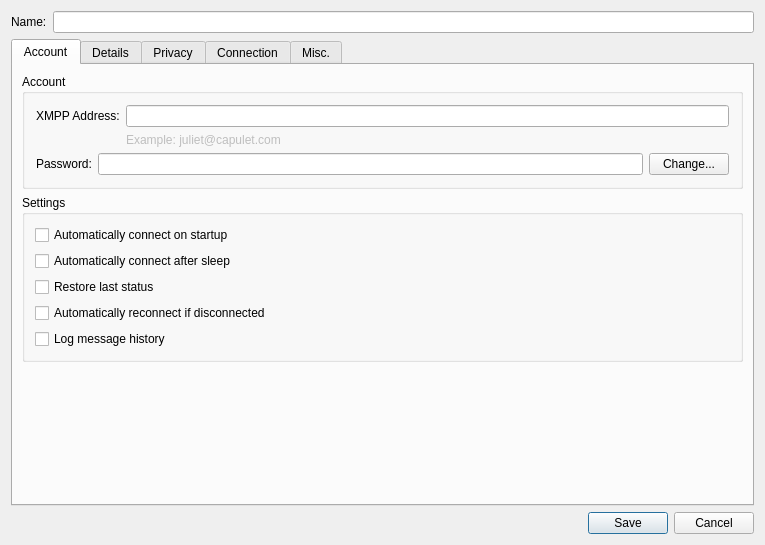
This is src/accountmodify.ui in psi-im/psi as Qt 5 draws it before an edit. The edited form follows.
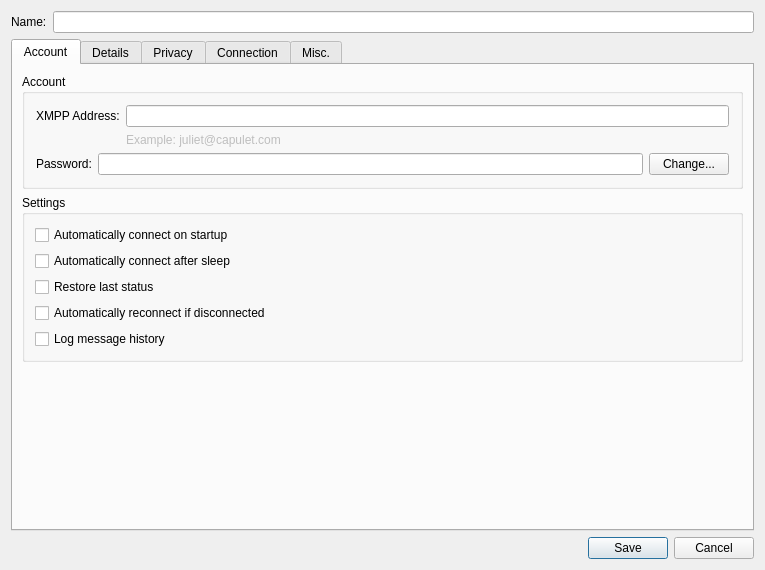
This is the edited form. The open tabs and pages were chosen to show the change. Custom widgets are drawn as their Qt base class.

Commit message:
Set first tab in Account Properties Dialog as default
+ Simplify work of translators

```diff
--- a/src/accountmodify.ui
+++ b/src/accountmodify.ui
@@ -7,7 +7,7 @@
     <x>0</x>
     <y>0</y>
     <width>765</width>
-    <height>545</height>
+    <height>570</height>
    </rect>
   </property>
   <property name="windowTitle">
```
Left out of the diff: 4 changed lines with no effect on the pictures.
